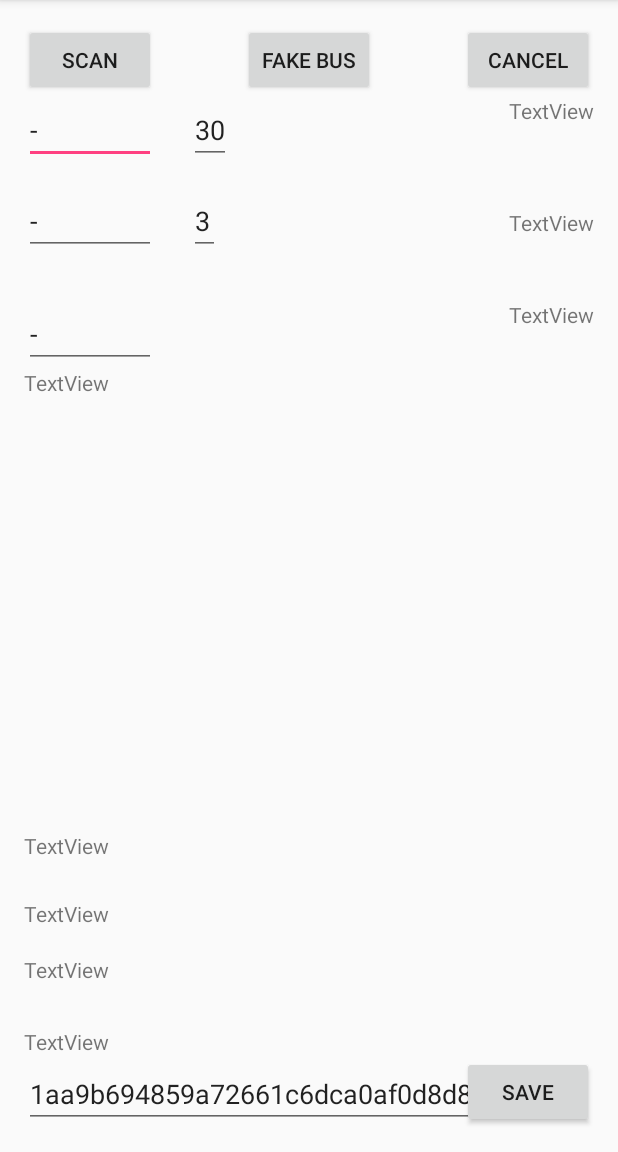
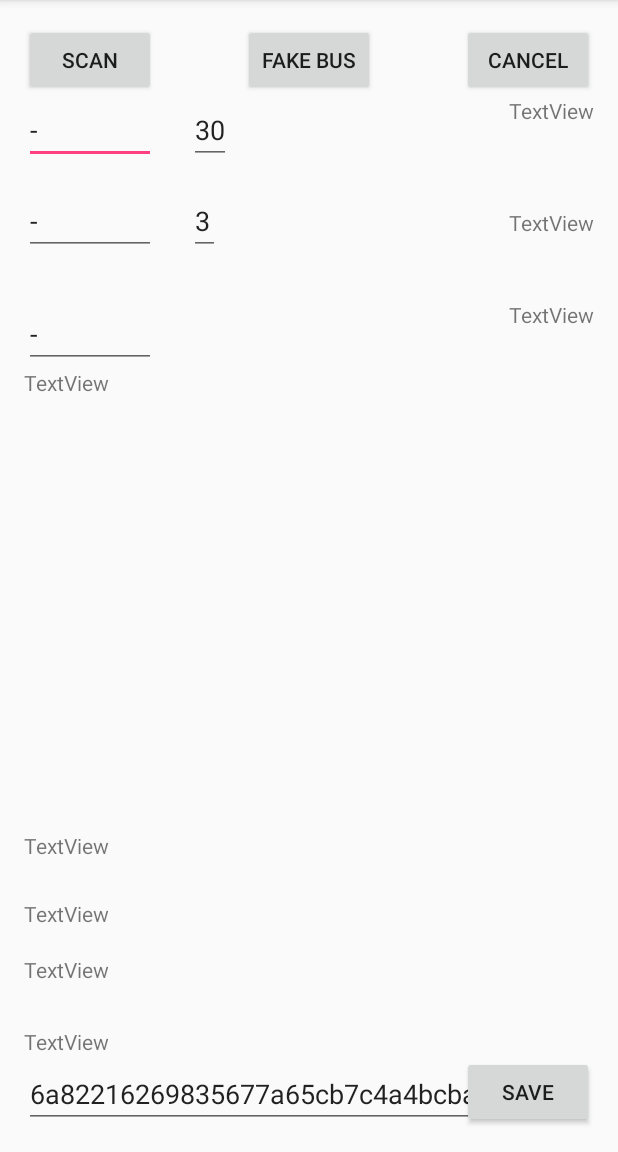
Before and after one commit to AnthonyMChong/UCSCSeniorDesignDemoApp, an Android app: the MainActivity screen opened directly, with no data from a screen before it, on a phone screen of 412 x 824 dp, the part 84-1236 px from its top. Run offline under Robolectric (Android 15) with nearby library versions, the phone set to English and light mode, and no system bars; our stand-ins replace Volley; 1 statement that could not run was skipped.

Commit message:
Working Sensor Fusion

```diff
--- a/app/src/main/java/com/example/anmchong/demoapprouteme2/MainActivity.java
+++ b/app/src/main/java/com/example/anmchong/demoapprouteme2/MainActivity.java
@@ -96,8 +96,8 @@ public class MainActivity extends AppCompatActivity implements LocationListener,
     protected Button mStopUpdatesButton;
     protected  Button fakeButton;
 
-    //String SendURL = "https://routeme2app.mybluemix.net/api/check_location";
-    String SendURL = "https://requestb.in/142cbyh1";
+    String SendURL = "https://routeme2app.mybluemix.net/api/check_location";
+    //String SendURL = "https://requestb.in/142cbyh1";
     String BasicAuth;
 
     Button DegValButton;
@@ -225,7 +225,7 @@ public class MainActivity extends AppCompatActivity implements LocationListener,
         MyLatLongTextView = (TextView) findViewById(R.id.LatLongTextView);
         MyCartText = (TextView) findViewById(R.id.CartText);
         TripInstanceId = (EditText)findViewById(R.id.tripinstanceidedittext);
-        TripInstanceId.setText("1aa9b694859a72661c6dca0af0d8d83f");
+        TripInstanceId.setText("6a82216269835677a65cb7c4a4bcbaab");
 
         RadiusOut = (TextView) findViewById(R.id.RadiusOut);
         DegreeOut = (TextView) findViewById(R.id.DegreeOut);
@@ -764,7 +764,7 @@ public class MainActivity extends AppCompatActivity implements LocationListener,
                             }else if (240 <= abs((int) (CurrentSimBecVal1+CurrentSimBecVal2+CurrentSimBecVal3))){
                                 WhichStop = "none";
                             }
-                            if (ProximityBecVal > - 67){
+                            if (ProximityBecVal > - 70){
                                 WhichStop = "south_science_hill_bustop";
                             }
                             if (atdestination == true){
@@ -1088,8 +1088,8 @@ public class MainActivity extends AppCompatActivity implements LocationListener,
                     transition = false;
                 }
                 // boarding zone coordinates: low 36.999904, -122.062415
-                // high : 36.999985, -122.062361
-                if ((f_lat < 36.999985)&&(f_lat > 36.999904) &&((f_long <-122.062361 )&&(f_long > -122.062415))){
+                // high : 36.999985, -122.06235
+                if ((f_lat < 36.999985)&&(f_lat > 36.999904) &&((f_long <-122.06235 )&&(f_long > -122.062415))){
                     muserstate = BoardingZone;
                     transition = true;
                     BoardingZoneSound.start();
```
Also changed, not shown: 5 other files.
